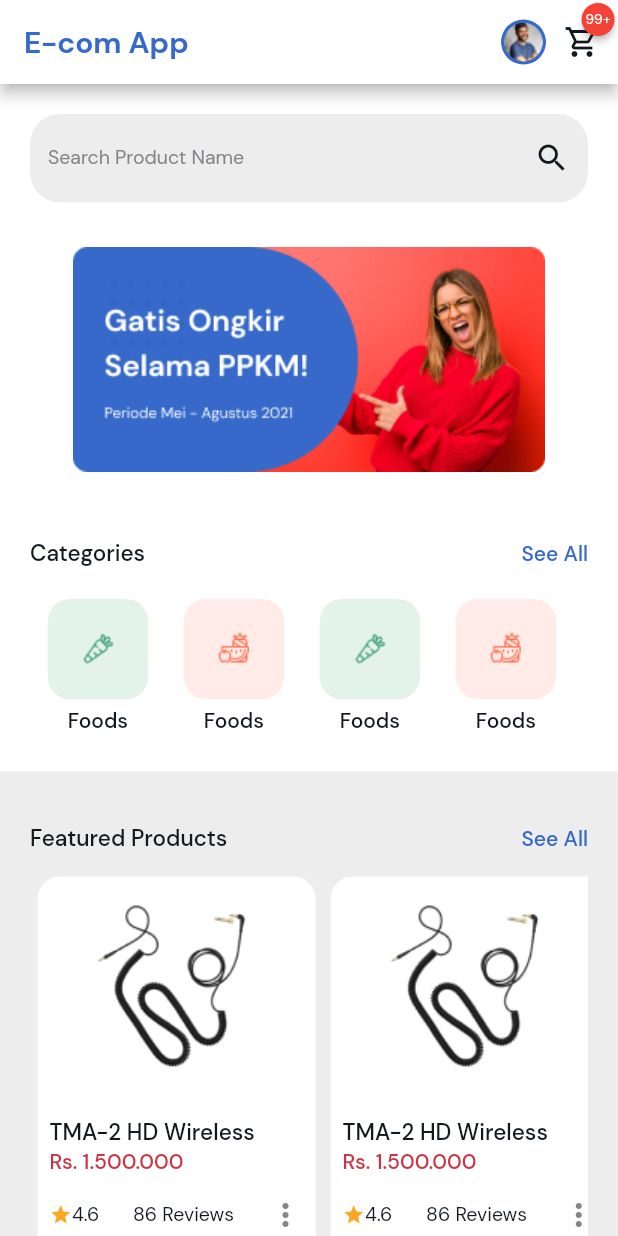
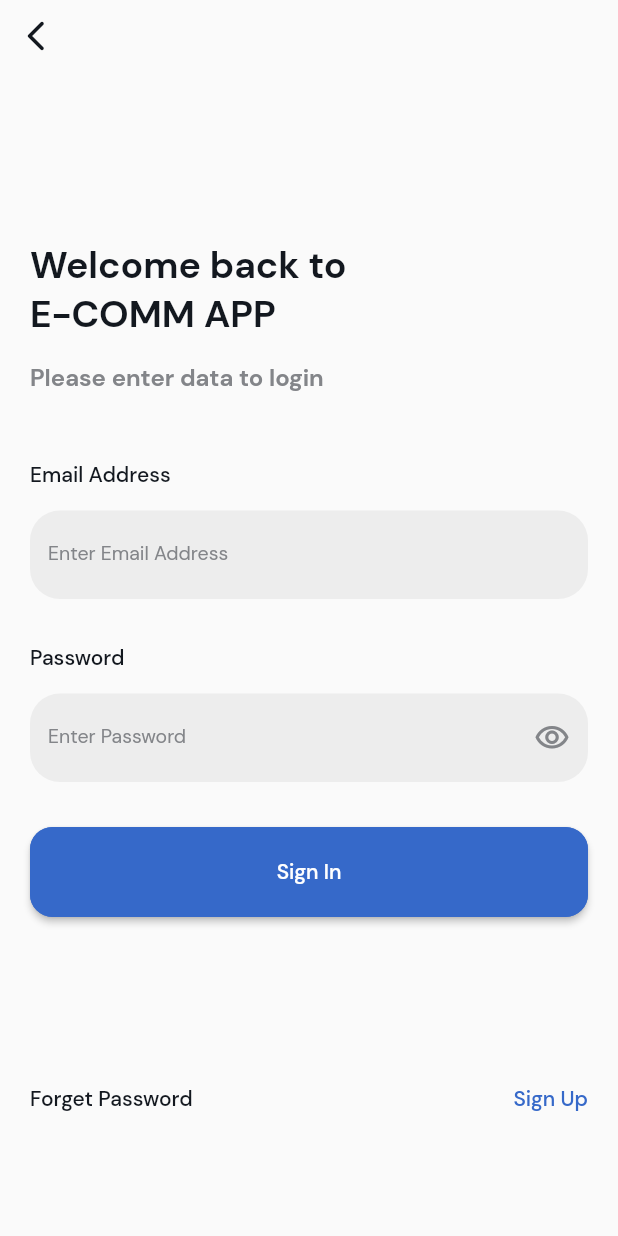
Before and after one commit to Mk2896/ecommerce_practice, a Flutter app: the screen it shows after launch, on a phone screen of 412 x 824 dp. Run offline on Flutter 3.47's test engine with Material 2 defaults, Android fonts, the phone set to English and light mode, and no system bars; drawn by our look-alikes of badges, carousel_slider; our stand-ins replace firebase_core; accounts and stored records are empty.

Commit message:
Login & Forget Password Screen UI done

```diff
--- a/lib/global_constant.dart
+++ b/lib/global_constant.dart
@@ -8,11 +8,15 @@ const int successColor = 0XFF3A9B7A;
 const int primaryFontColor = 0XFF13181F;
 const int secondaryFontColor = 0XFF838589;
 
-// Screen Horizontal Padding
+// Screen Padding
 const double horizontalPadding = 20;
+const double verticalPadding = 15;
 
 // Border Radius
 const double radius = 15;
 
 // Product Card Height
 const double productCardHeight = 260;
+
+// Password Length
+const int passwordLength = 6;
--- a/lib/main.dart
+++ b/lib/main.dart
@@ -1,4 +1,5 @@
 import 'package:ecommerce_practice/screens/home_page.dart';
+import 'package:ecommerce_practice/screens/login.dart';
 import 'package:flutter/material.dart';
 
 void main() async {
@@ -15,7 +16,8 @@ class MyApp extends StatelessWidget {
     return MaterialApp(
       debugShowCheckedModeBanner: false,
       title: 'E-Commerce Demo',
-      home: HomePage(),
+      // home: HomePage(),
+      home: Login(),
     );
   }
 }
--- /dev/null
+++ b/lib/screens/login.dart
@@ -0,0 +1,200 @@
+import 'package:ecommerce_practice/global_constant.dart';
+import 'package:ecommerce_practice/screens/forget_password.dart';
+import 'package:ecommerce_practice/screens/signup.dart';
+import 'package:ecommerce_practice/widgets/back_button.dart';
+import 'package:ecommerce_practice/widgets/custom_button.dart';
+import 'package:ecommerce_practice/widgets/custom_text.dart';
+import 'package:ecommerce_practice/widgets/custom_text_field.dart';
+import 'package:flutter/material.dart';
+import 'package:ecommerce_practice/widgets/extensions.dart';
+
+class Login extends StatefulWidget {
+  const Login({Key? key}) : super(key: key);
+
+  @override
+  State<Login> createState() => _LoginState();
+}
+
+class _LoginState extends State<Login> {
+  final TextEditingController _emailController = TextEditingController();
+  final TextEditingController _passwordController = TextEditingController();
+  final GlobalKey<FormState> _loginFormKey = GlobalKey<FormState>();
+  bool _showPassword = false;
+
+  String? _emailValidator(String? value) {
+    if (value == null || value.isEmpty) {
+      return "Email Address is required";
+    } else if (!value.isValidEmail()) {
+      return "Invalid Email Address";
+    }
+
+    return null;
+  }
+
+  String? _passwordValidator(String? value) {
+    if (value == null || value.isEmpty) {
+      return "Password is required";
+    } else if (value.length < passwordLength) {
+      return "Password must be atleast $passwordLength characters.";
+    }
+    return null;
+  }
+
+  void _loginMethod() {
+    if (_loginFormKey.currentState!.validate()) {}
+  }
+
+  @override
+  Widget build(BuildContext context) {
+    return Scaffold(
+      body: SafeArea(
+        child: SingleChildScrollView(
+          child: SizedBox(
+            width: MediaQuery.of(context).size.width,
+            height: MediaQuery.of(context).size.height * 0.9,
+            child: Column(
+              crossAxisAlignment: CrossAxisAlignment.start,
+              mainAxisAlignment: MainAxisAlignment.start,
+              children: [
+                backButton(context),
+                Expanded(
+                  child: Form(
+                    key: _loginFormKey,
+                    child: Container(
+                      width: MediaQuery.of(context).size.width,
+                      padding: const EdgeInsets.all(horizontalPadding),
+                      child: Column(
+                        crossAxisAlignment: CrossAxisAlignment.start,
+                        mainAxisAlignment: MainAxisAlignment.center,
+                        children: [
+                          Padding(
+                            padding: const EdgeInsets.symmetric(
+                                vertical: verticalPadding),
+                            child: Column(
+                              crossAxisAlignment: CrossAxisAlignment.start,
+                              children: const [
+                                CustomText(
+                                  text: "Welcome back to\nE-COMM APP",
+                                  textColor: Color(primaryFontColor),
+                                  textType: TextType.heading1,
+                                ),
+                                Padding(
+                                  padding: EdgeInsets.symmetric(
+                                      vertical: verticalPadding),
+                                  child: CustomText(
+                                    text: "Please enter data to login",
+                                    textColor: Color(secondaryFontColor),
+                                    textType: TextType.heading2,
+                                  ),
+                                ),
+                              ],
+                            ),
+                          ),
+                          Padding(
+                            padding: const EdgeInsets.symmetric(
+                                vertical: verticalPadding),
+                            child: Column(
+                              crossAxisAlignment: CrossAxisAlignment.start,
+                              children: [
+                                const CustomText(
+                                  text: "Email Address",
+                                  textColor: Color(primaryFontColor),
+                                  textType: TextType.boldText,
+                                ),
+                                CustomTextField(
+                                  textController: _emailController,
+                                  labelText: "Enter Email Address",
+                                  topMargin: verticalPadding,
+                                  keyboardType: TextInputType.emailAddress,
+                                  textInputAction: TextInputAction.next,
+                                  validationMethod: _emailValidator,
+                                ),
+                              ],
+                            ),
+                          ),
+                          Padding(
+                            padding: const EdgeInsets.symmetric(
+                                vertical: verticalPadding),
+                            child: Column(
+                              crossAxisAlignment: CrossAxisAlignment.start,
+                              children: [
+                                const CustomText(
+                                  text: "Password",
+                                  textColor: Color(primaryFontColor),
+                                  textType: TextType.boldText,
+                                ),
+                                CustomTextField(
+                                  textController: _passwordController,
+                                  labelText: "Enter Password",
+                                  topMargin: verticalPadding,
+                                  validationMethod: _passwordValidator,
+                                  suffix: InkWell(
+                                    onTap: () => setState(() {
+                                      _showPassword = !_showPassword;
+                                    }),
+                                    child: _showPassword
+                                        ? const Icon(
+                                            Icons.visibility_off_outlined,
+                                            color: Color(secondaryFontColor),
+                                          )
+                                        : const Icon(
+                                            Icons.visibility_outlined,
+                                            color: Color(secondaryFontColor),
+                                          ),
+                                  ),
+                                  isPassword: !_showPassword,
+                                ),
+                              ],
+                            ),
+                          ),
+                          CustomButton(
+                            buttonText: "Sign In",
+                            buttonMethod: _loginMethod,
+                            buttonType: ButtonType.primary,
+                            bottomMargin: verticalPadding,
+                            topMargin: verticalPadding,
+                          ),
+                        ],
+                      ),
+                    ),
+                  ),
+                ),
+                Container(
+                  padding:
+                      const EdgeInsets.symmetric(horizontal: horizontalPadding),
+                  child: Row(
+                    mainAxisAlignment: MainAxisAlignment.spaceBetween,
+                    children: [
+                      InkWell(
+                        onTap: () =>
+                            Navigator.of(context).push(MaterialPageRoute(
+                          builder: (context) => ForgetPassword(),
+                        )),
+                        child: const CustomText(
+                          text: "Forget Password",
+                          textColor: Color(primaryFontColor),
+                          textType: TextType.boldText,
+                        ),
+                      ),
+                      InkWell(
+                        onTap: () =>
+                            Navigator.of(context).push(MaterialPageRoute(
+                          builder: (context) => const SignUp(),
+                        )),
+                        child: const CustomText(
+                          text: "Sign Up",
+                          textColor: Color(primaryColor),
+                          textType: TextType.boldText,
+                        ),
+                      ),
+                    ],
+                  ),
+                )
+              ],
+            ),
+          ),
+        ),
+      ),
+    );
+  }
+}
--- /dev/null
+++ b/lib/widgets/back_button.dart
@@ -0,0 +1,12 @@
+import 'package:ecommerce_practice/global_constant.dart';
+import 'package:flutter/material.dart';
+
+Widget backButton(BuildContext context) {
+  return IconButton(
+    onPressed: () => Navigator.of(context).pop(),
+    icon: const Icon(
+      Icons.arrow_back_ios_new_rounded,
+      color: Color(primaryFontColor),
+    ),
+  );
+}
--- a/lib/widgets/custom_text_field.dart
+++ b/lib/widgets/custom_text_field.dart
@@ -14,6 +14,7 @@ class CustomTextField extends StatelessWidget {
     this.isPassword,
     this.isReadonly,
     this.keyboardType,
+    this.textInputAction,
     this.maxLength,
     this.passwordChar,
     this.textAlignment,
@@ -52,6 +53,7 @@ class CustomTextField extends StatelessWidget {
   final bool? isEnabled;
   final String? initialValue;
   final TextInputType? keyboardType;
+  final TextInputAction? textInputAction;
   final int? maxLength;
   final bool? isPassword;
   final String? passwordChar;
@@ -91,6 +93,7 @@ class CustomTextField extends StatelessWidget {
         readOnly: isReadonly ?? false,
         initialValue: initialValue,
         keyboardType: keyboardType,
+        textInputAction: textInputAction,
         maxLength: maxLength,
         obscureText: isPassword ?? false,
         obscuringCharacter: passwordChar ?? "*",
--- a/lib/widgets/my_app_bar.dart
+++ b/lib/widgets/my_app_bar.dart
@@ -1,4 +1,5 @@
 import 'package:ecommerce_practice/global_constant.dart';
+import 'package:ecommerce_practice/widgets/back_button.dart';
 import 'package:ecommerce_practice/widgets/cart_icon.dart';
 import 'package:ecommerce_practice/widgets/custom_text.dart';
 import 'package:ecommerce_practice/widgets/profile_icon.dart';
@@ -12,15 +13,7 @@ PreferredSizeWidget myAppBar({
     centerTitle: Navigator.canPop(context),
     automaticallyImplyLeading: false,
     backgroundColor: const Color(secondaryColor),
-    leading: Navigator.canPop(context)
-        ? IconButton(
-            onPressed: () => Navigator.of(context).pop(),
-            icon: const Icon(
-              Icons.arrow_back_ios_new_rounded,
-              color: Color(primaryFontColor),
-            ),
-          )
-        : null,
+    leading: Navigator.canPop(context) ? backButton(context) : null,
     title: screenTitle != null
         ? CustomText(
             text: screenTitle,
```
Also changed, not shown: lib/screens/forget_password.dart (added, +110 -0 lines), lib/screens/signup.dart (added, +10 -0 lines), lib/widgets/extensions.dart (added, +21 -0 lines).
